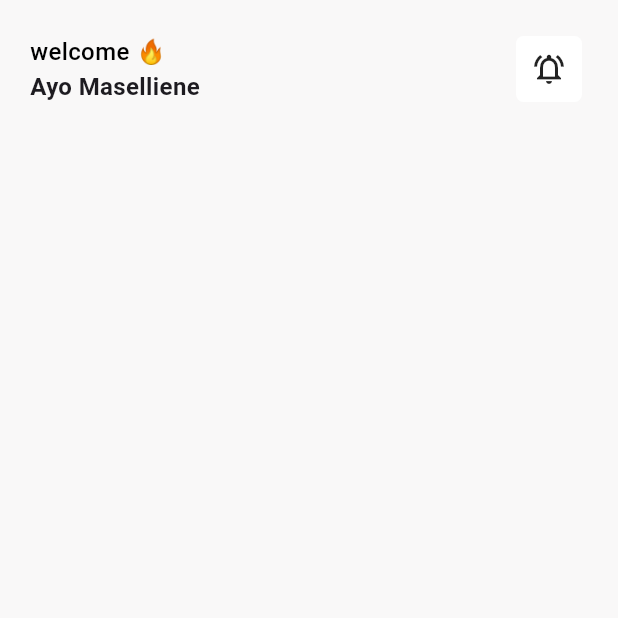
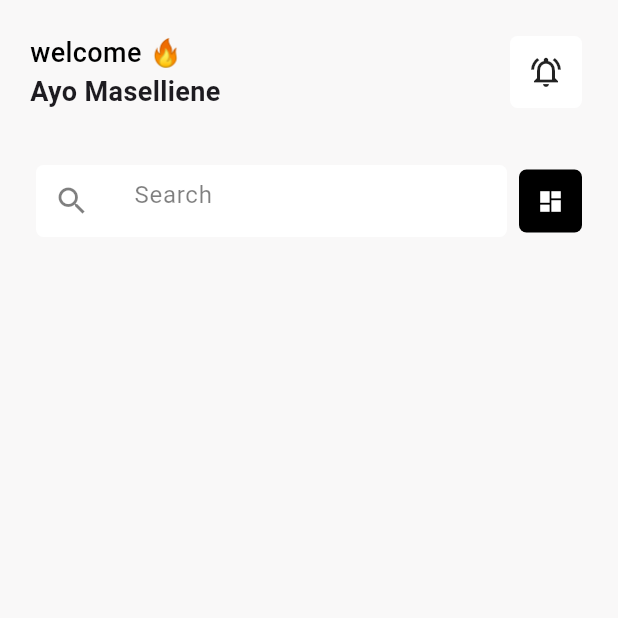
Before and after one commit to Asfemi/plantshop, a Flutter app: the screen it shows after launch, on a phone screen of 412 x 824 dp, the top half of it. Run offline on Flutter 3.47's test engine with Material 2 defaults, Android fonts, the phone set to English and light mode, and no system bars.

Commit message:
search card worked on

```diff
--- a/lib/screens/home_screen.dart
+++ b/lib/screens/home_screen.dart
@@ -17,44 +17,95 @@ class _HomeScreenState extends State<HomeScreen> {
         padding: const EdgeInsets.all(20.0),
         child: Column(
           children: [
-            Row(
+            const Row(
               mainAxisAlignment: MainAxisAlignment.spaceBetween,
               children: [
-                const Column(
+                Column(
                   crossAxisAlignment: CrossAxisAlignment.start,
                   children: [
                     Text(
                       'welcome 🔥',
                       style: TextStyle(
-                          fontSize: 16,
+                          fontSize: 18,
                           fontWeight: FontWeight.w500,
                           color: Colors.black),
                     ),
                     Text(
                       'Ayo Maselliene',
                       style: TextStyle(
-                        fontSize: 16,
+                        fontSize: 18,
                         fontWeight: FontWeight.w700,
                       ),
                     ),
                   ],
                 ),
-                Card(
-                  elevation: 0,
-                  shape: RoundedRectangleBorder(
-                    borderRadius: BorderRadius.circular(5.0),
-                  ),
-                  color: Colors.white,
-                  child: const Padding(
-                    padding: EdgeInsets.all(10.0),
-                    child: Icon(Icons.notifications_active_outlined),
-                  ),
+                IconCard(
+                  cardChild: Icon(Icons.notifications_active_outlined),
+                  cardColor: Colors.white,
                 ),
               ],
             ),
+            const SizedBox(height: 30),
+            Row(
+              mainAxisSize: MainAxisSize.max,
+              children: [
+                Expanded(
+                  child: Card(
+                    elevation: 0,
+                    shadowColor: kLightCardColor,
+                    shape: RoundedRectangleBorder(
+                      borderRadius: BorderRadius.circular(5.0),
+                    ),
+                    color: Colors.white,
+                    child: TextField(
+                      decoration: InputDecoration(
+                          border: InputBorder.none,
+                          prefixIcon: Icon(Icons.search,
+                              color: Colors.black.withOpacity(0.5)),
+                          hintText: '   Search',
+                          hintStyle:
+                              TextStyle(color: Colors.black.withOpacity(0.5))),
+                    ),
+                  ),
+                ),
+                const IconCard(
+                    cardChild: Icon(
+                      Icons.dashboard,
+                      color: Colors.white,
+                      size: 18,
+                    ),
+                    cardColor: Colors.black)
+              ],
+            )
           ],
         ),
       ),
     );
   }
 }
+
+class IconCard extends StatelessWidget {
+  const IconCard({
+    required this.cardChild,
+    required this.cardColor,
+    super.key,
+  });
+
+  final Color cardColor;
+  final Widget cardChild;
+
+  @override
+  Widget build(BuildContext context) {
+    return Card(
+      elevation: 0,
+      shape: RoundedRectangleBorder(
+        borderRadius: BorderRadius.circular(5.0),
+      ),
+      color: cardColor,
+      child: Padding(
+        padding: const EdgeInsets.all(12.0),
+        child: cardChild,
+      ),
+    );
+  }
+}
```
